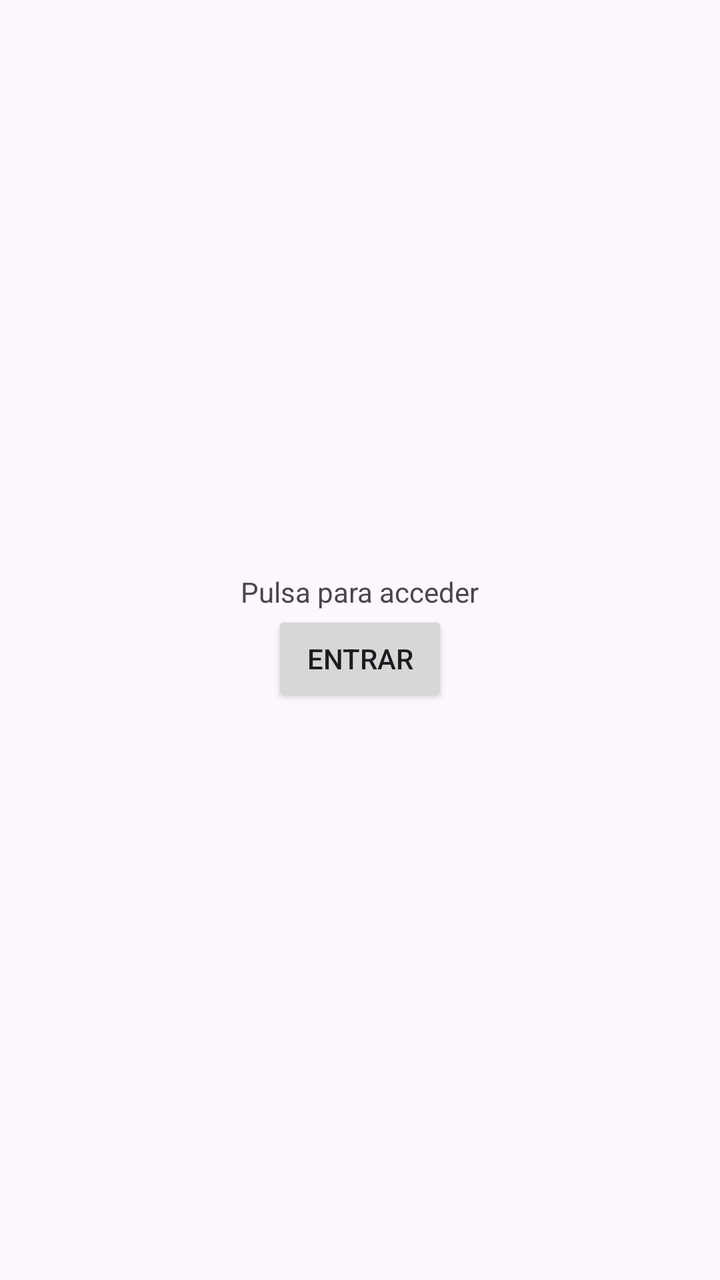
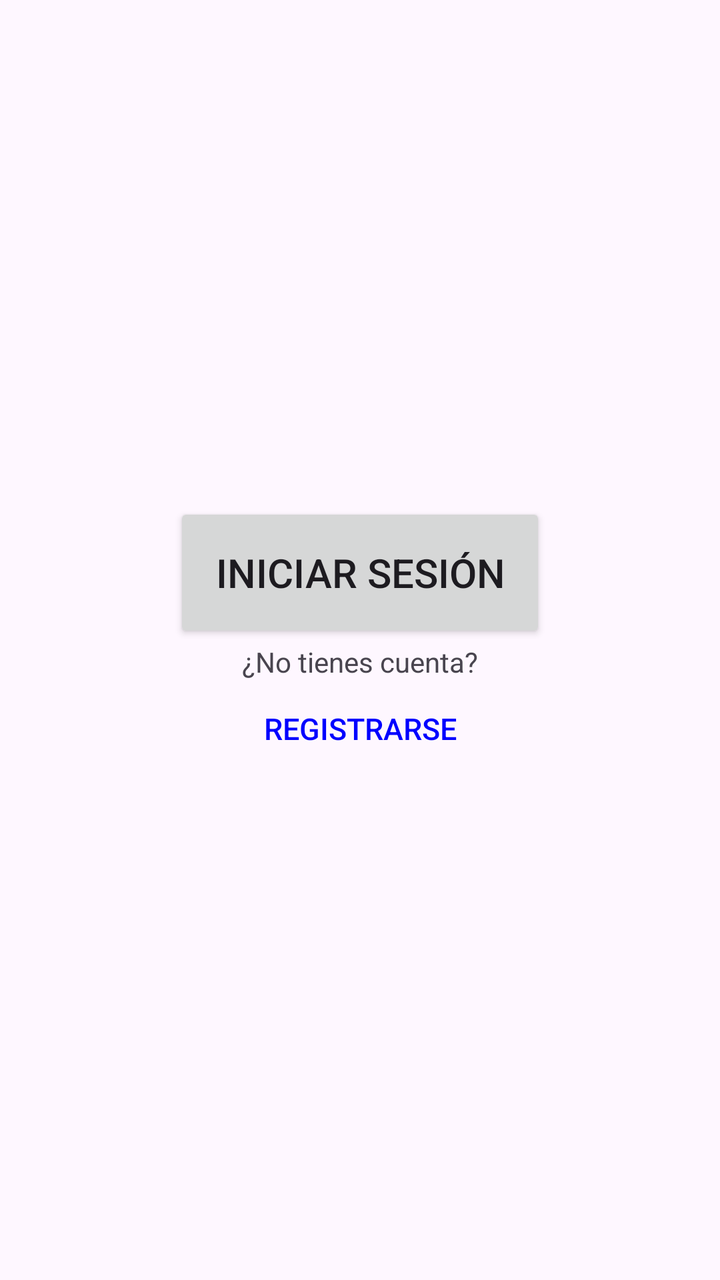

Before-and-after screenshots of an Android layout around one commit, followed by the original layout XML and the change that was made.
<!-- AndroidManifest.xml: application theme Theme.ScreenTime -->
<!-- res/layout/activity_main.xml -->
<?xml version="1.0" encoding="utf-8"?>
<androidx.constraintlayout.widget.ConstraintLayout xmlns:android="http://schemas.android.com/apk/res/android"
    xmlns:app="http://schemas.android.com/apk/res-auto"
    xmlns:tools="http://schemas.android.com/tools"
    android:id="@+id/main"
    android:layout_width="match_parent"
    android:layout_height="match_parent"
    tools:context=".MainActivity">

    <LinearLayout
        android:layout_width="match_parent"
        android:layout_height="match_parent"
        android:gravity="center"
        android:orientation="vertical">

    <TextView
        android:id="@+id/tvInicio"
        android:layout_width="wrap_content"
        android:layout_height="wrap_content"
        android:text="Pulsa para acceder"
        app:layout_constraintBottom_toBottomOf="parent"
        app:layout_constraintEnd_toEndOf="parent"
        app:layout_constraintStart_toStartOf="parent"
        app:layout_constraintTop_toTopOf="parent" />

    <Button
        android:id="@+id/btnAcceder"
        android:layout_width="wrap_content"
        android:layout_height="wrap_content"
        android:text="Entrar" />

    </LinearLayout>
</androidx.constraintlayout.widget.ConstraintLayout>
<!-- resources referenced by this layout -->
<resources>
  <style name="Theme.ScreenTime" parent="Base.Theme.ScreenTime" />
  <style name="Base.Theme.ScreenTime" parent="Theme.Material3.DayNight.NoActionBar">
          
          
      </style>
</resources>

<!-- the commit's change to res/layout/activity_main.xml (unified diff, before → after) -->
@@ -11,23 +11,35 @@
         android:layout_width="match_parent"
         android:layout_height="match_parent"
         android:gravity="center"
-        android:orientation="vertical">
+        android:orientation="vertical"
+        tools:layout_editor_absoluteX="27dp"
+        tools:layout_editor_absoluteY="0dp">
 
-    <TextView
-        android:id="@+id/tvInicio"
-        android:layout_width="wrap_content"
-        android:layout_height="wrap_content"
-        android:text="Pulsa para acceder"
-        app:layout_constraintBottom_toBottomOf="parent"
-        app:layout_constraintEnd_toEndOf="parent"
-        app:layout_constraintStart_toStartOf="parent"
-        app:layout_constraintTop_toTopOf="parent" />
+        <Button
+            android:id="@+id/btnAcceder"
+            android:layout_width="186dp"
+            android:layout_height="70dp"
+            android:textSize="20sp"
+            android:text="Iniciar Sesión" />
 
-    <Button
-        android:id="@+id/btnAcceder"
-        android:layout_width="wrap_content"
-        android:layout_height="wrap_content"
-        android:text="Entrar" />
+        <TextView
+            android:id="@+id/tvInicio"
+            android:layout_width="wrap_content"
+            android:layout_height="wrap_content"
+            android:text="¿No tienes cuenta?"
+            app:layout_constraintBottom_toBottomOf="parent"
+            app:layout_constraintEnd_toEndOf="parent"
+            app:layout_constraintStart_toStartOf="parent"
+            app:layout_constraintTop_toTopOf="parent" />
+
+        <Button
+            android:id="@+id/btnRegistrar"
+            android:layout_width="186dp"
+            android:layout_height="wrap_content"
+            android:background="@android:color/transparent"
+            android:text="Registrarse"
+            android:textColor="#0000FF"
+            android:textSize="15sp"/>
 
     </LinearLayout>
 </androidx.constraintlayout.widget.ConstraintLayout>
